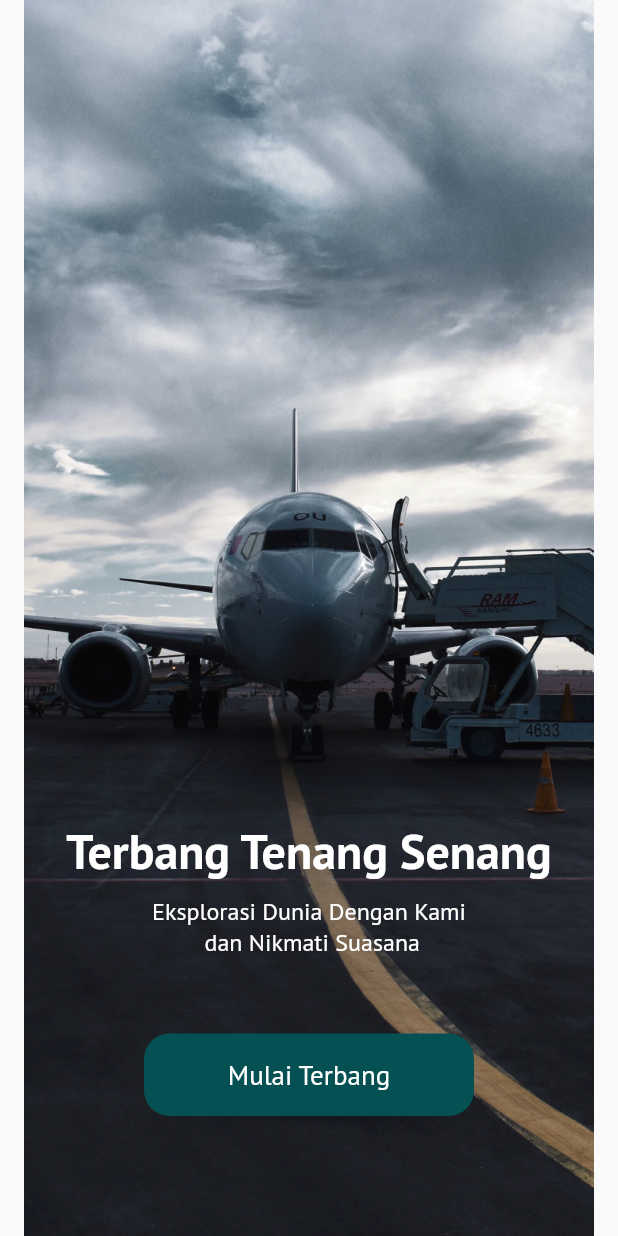
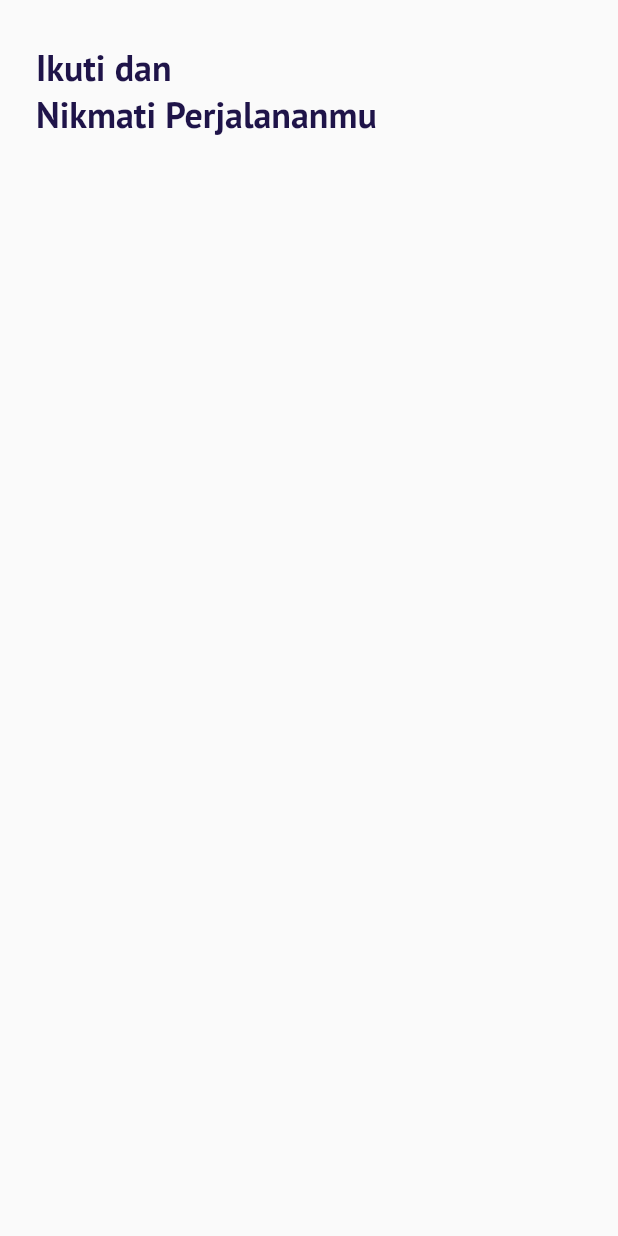
Before and after one commit to fredibagus12/terbangin-apps, a Flutter app: the screen it shows after launch, after a tap on "Mulai Terbang", on a phone screen of 412 x 824 dp. Run offline on Flutter 3.47's test engine with Material 2 defaults, Android fonts, the phone set to English and light mode, and no system bars; our stand-ins replace google_fonts.

Commit message:
Slicing Sign Up - Title

```diff
--- a/terbangin/lib/main.dart
+++ b/terbangin/lib/main.dart
@@ -1,5 +1,6 @@
 import 'package:flutter/material.dart';
 import 'package:terbangin/ui/pages/get_started.dart';
+import 'package:terbangin/ui/pages/sign_up_page.dart';
 import 'ui/pages/splash_page.dart';
 
 void main() => runApp(const MyApp());
@@ -14,6 +15,7 @@ class MyApp extends StatelessWidget {
       routes: {
         '/': (context) => const SplashPage(),
         '/get-started': (context) => const GetStartedPage(),
+        '/sign-up': (context) => const SignUpPage(),
       },
     );
   }
--- a/terbangin/lib/ui/pages/get_started.dart
+++ b/terbangin/lib/ui/pages/get_started.dart
@@ -53,7 +53,9 @@ class GetStartedPage extends StatelessWidget {
                     bottom: 80,
                   ),
                   child: TextButton(
-                    onPressed: () {},
+                    onPressed: () {
+                      Navigator.popAndPushNamed(context, '/sign-up');
+                    },
                     style: TextButton.styleFrom(
                       backgroundColor: kPrimaryColor,
                       shape: RoundedRectangleBorder(
--- /dev/null
+++ b/terbangin/lib/ui/pages/sign_up_page.dart
@@ -0,0 +1,38 @@
+import 'package:flutter/material.dart';
+import 'package:terbangin/shared/theme.dart';
+
+class SignUpPage extends StatelessWidget {
+  const SignUpPage({Key? key}) : super(key: key);
+
+  @override
+  Widget build(BuildContext context) {
+    // ignore: unused_element
+    Widget title() {
+      // ignore: avoid_unnecessary_containers
+      return Container(
+        margin: const EdgeInsets.only(top: 30),
+        child: Text(
+          'Ikuti dan \nNikmati Perjalananmu',
+          style: blackTextStyle.copyWith(
+            fontSize: 24,
+            fontWeight: semiBold,
+          ),
+        ),
+      );
+    }
+
+    return Scaffold(
+      backgroundColor: kBackgroundColor,
+      body: SafeArea(
+        child: ListView(
+          padding: EdgeInsets.symmetric(
+            horizontal: defaultMargin,
+          ),
+          children: [
+            title(),
+          ],
+        ),
+      ),
+    );
+  }
+}
```
